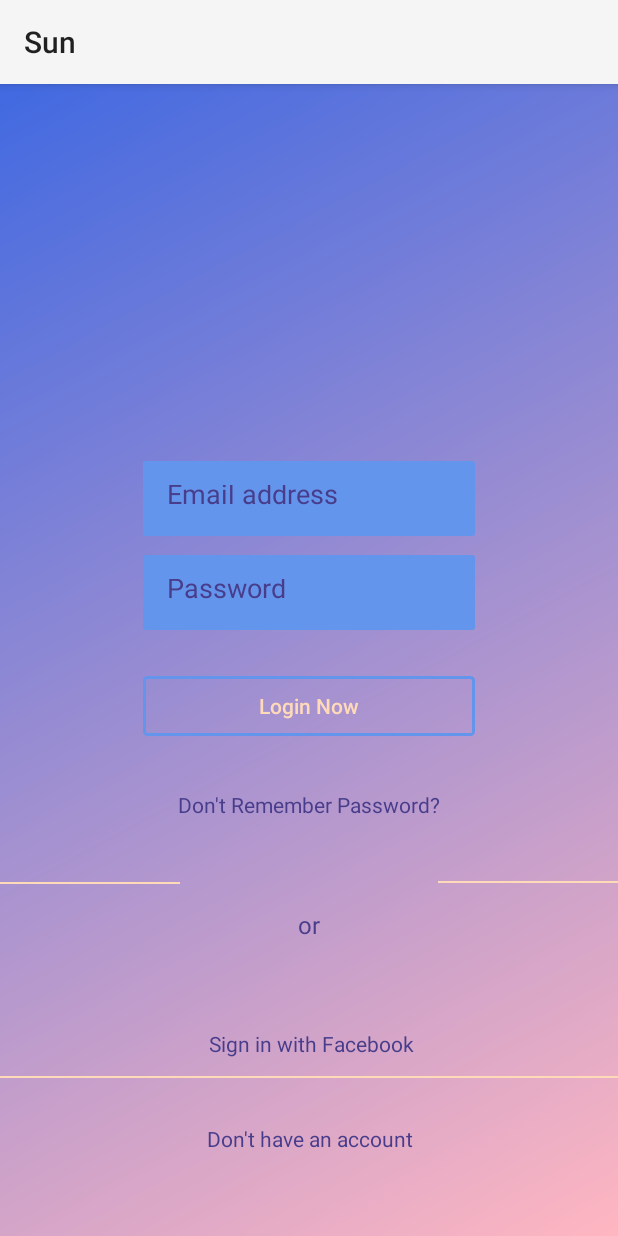
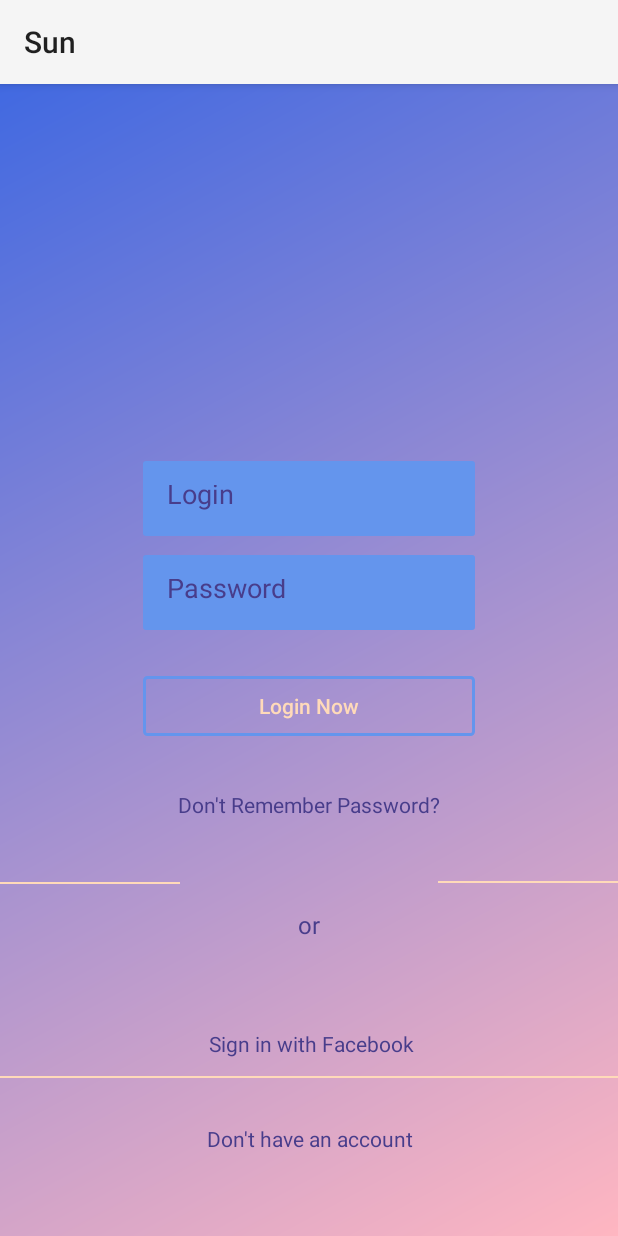
Before and after one commit to Gruzdeva/Android_studio, an Android app: the screen it shows after launch (MainActivity before the commit, ActivityAuthorization after it), on a phone screen of 412 x 824 dp. Run offline under Robolectric (Android 15) with nearby library versions, the phone set to English and light mode, and no system bars.

Commit message:
reg and auth worked

```diff
--- a/Kursach/app/src/main/java/com/example/app2/ForgotPasswordActivity.kt
+++ b/Kursach/app/src/main/java/com/example/app2/ActivityForgotPassword.kt
@@ -3,7 +3,7 @@ package com.example.app2
 import android.os.Bundle
 import androidx.appcompat.app.AppCompatActivity
 
-class ForgotPasswordActivity: AppCompatActivity() {
+class ActivityForgotPassword: AppCompatActivity() {
     override fun onCreate(savedInstanceState: Bundle?) {
         super.onCreate(savedInstanceState)
         setContentView(R.layout.activity_forgot_password)
--- a/Kursach/app/src/main/java/com/example/app2/SplashScreen.kt
+++ b/Kursach/app/src/main/java/com/example/app2/ActivitySplashScreen.kt
@@ -4,21 +4,30 @@ import android.content.Intent
 import android.os.Bundle
 import androidx.appcompat.app.AppCompatActivity
 
-class SplashScreen: AppCompatActivity() {
+class ActivitySplashScreen: AppCompatActivity() {
     private var flag: Boolean = false
 
     override fun onCreate(savedInstanceState: Bundle?) {
         super.onCreate(savedInstanceState)
         setContentView(R.layout.activity_splash)
+
+        val tableUsers = TableUsers(this)
     }
 
     override fun onResume() {
         super.onResume()
 
+        val tableUsers = TableUsers(this)
         if(!flag){
             Thread(Runnable {
                 Thread.sleep(2000)
-                startActivity(Intent(this, MainActivity::class.java))
+
+                //add later
+//                if(tableUsers.checkRemember()) {
+//                    tableUsers.loadRemember()
+//                    startActivity(Intent(this, Menu::class.java))
+//                } else
+                    startActivity(Intent(this, ActivityAuthorization::class.java))
                 finish()
             }).start()
         }
--- a/Kursach/app/src/main/java/com/example/app2/DBHelperUsers.kt
+++ b/Kursach/app/src/main/java/com/example/app2/DBHelperUsers.kt
@@ -3,12 +3,12 @@ package com.example.app2
 import android.content.Context
 import android.database.sqlite.SQLiteDatabase
 import android.database.sqlite.SQLiteOpenHelper
-import com.example.app2.FeedReaderContract.UserTable
+import com.example.app2.DBReader.UserTable
 
 class DBHelperUsers(context: Context): SQLiteOpenHelper(context, DB_NAME, null, DB_VERSION) {
     val context = context
     companion object{
-        val DB_NAME = "Sunshine.db"
+        val DB_NAME = "Test.db"
         val DB_VERSION = 1
     }
 
@@ -18,7 +18,8 @@ class DBHelperUsers(context: Context): SQLiteOpenHelper(context, DB_NAME, null,
                 "${UserTable.COLUMN_LOGIN} TEXT," +
                 "${UserTable.COLUMN_NAME} TEXT," +
                 "${UserTable.COLUMN_PASSWORD} TEXT," +
-                "${UserTable.COLUMN_POINTS});")
+                "${UserTable.COLUMN_POINTS} INTEGER," +
+                "${UserTable.COLUMN_REMEMBER} TEXT);")
 
     override fun onUpgrade(db: SQLiteDatabase?, oldVersion: Int, newVersion: Int) {
 
--- a/Kursach/app/src/main/java/com/example/app2/FeedReaderContract.kt
+++ b/Kursach/app/src/main/java/com/example/app2/DBReader.kt
@@ -2,7 +2,7 @@ package com.example.app2
 
 import android.provider.BaseColumns
 
-object FeedReaderContract {
+object DBReader {
     object UserTable: BaseColumns{
         const val TABLE_NAME = "Users"
         const val COLUMN_ID = "user_id"
@@ -10,5 +10,6 @@ object FeedReaderContract {
         const val COLUMN_NAME = "name"
         const val COLUMN_PASSWORD = "password"
         const val COLUMN_POINTS = "points"
+        const val COLUMN_REMEMBER = "remember"
     }
 }
--- a/Kursach/app/src/main/java/com/example/app2/MainActivity.kt
+++ /dev/null
@@ -1,33 +0,0 @@
-package com.example.app2
-
-import android.content.Intent
-import android.database.sqlite.SQLiteDatabase
-import androidx.appcompat.app.AppCompatActivity
-import android.os.Bundle
-import android.provider.BaseColumns
-import android.view.View
-import android.widget.EditText
-import com.example.app2.FeedReaderContract.UserTable
-
-class MainActivity : AppCompatActivity() {
-    val dbHelper = DBHelperUsers(this)
-    val db: SQLiteDatabase
-        get() = dbHelper.readableDatabase
-
-    override fun onCreate(savedInstanceState: Bundle?) {
-        super.onCreate(savedInstanceState)
-        setContentView(R.layout.activity_main)
-    }
-
-    fun registration(view: View) {
-        startActivity(Intent(this, RegistrationActivity::class.java))
-    }
-
-    fun forgot_password(view: View) {
-        startActivity(Intent(this, ForgotPasswordActivity::class.java))
-    }
-
-    fun go_to_app(view: View) {
-        startActivity(Intent(this, Menu::class.java))
-    }
-}
--- a/Kursach/app/src/main/java/com/example/app2/UserProfile.kt
+++ b/Kursach/app/src/main/java/com/example/app2/UserProfile.kt
@@ -1,28 +1,25 @@
 package com.example.app2
 
 class UserProfile {
-    var id: Int = 0
-    var login: String = ""
-    var name: String = ""
-    var password: String = ""
-    var points: Int = 0
+    var id = 0
+    var login = String()
+    var name = String()
+    var password = String()
+    var points = 0
 
+    companion object {
+        private  var instance: UserProfile = UserProfile()
 
-    companion object{
-        private var instance: UserProfile = UserProfile()
-
-        fun getInstance(): UserProfile {
-            if(instance == null){
-                instance = UserProfile()
+        fun getInstance(): UserProfile{
+            if (instance == null) { //если объект еще не создан
+                instance = UserProfile() //создать новый объект
             }
-            return instance
+            return instance// вернуть ранее созданный объект
         }
 
-        fun getNewObject(): UserProfile{
-            instance = UserProfile()
-            return instance
-        }
+        fun getNewObject(): UserProfile {
+                instance = UserProfile()
+                return instance
+            }
     }
-
-
 }
--- a/Kursach/app/src/main/res/layout/activity_main.xml
+++ b/Kursach/app/src/main/res/layout/activity_main.xml
@@ -5,25 +5,25 @@
     android:layout_width="match_parent"
     android:layout_height="match_parent"
     android:background="@drawable/bg_login"
-    tools:context=".MainActivity">
+    tools:context=".ActivityAuthorization">
 
     <EditText
-        android:id="@+id/password"
+        android:id="@+id/login_auth"
         android:layout_width="221dp"
         android:layout_height="50dp"
         android:background="@drawable/et_bg"
-        android:hint="Email address"
+        android:hint="Login"
         android:inputType="textPassword"
         android:padding="16dp"
         android:textColorHint="@color/login_from_details"
-        app:layout_constraintBottom_toTopOf="@+id/username"
+        app:layout_constraintBottom_toTopOf="@+id/password_auth"
         app:layout_constraintEnd_toEndOf="parent"
         app:layout_constraintStart_toStartOf="parent"
         app:layout_constraintTop_toTopOf="parent"
         app:layout_constraintVertical_bias="0.952" />
 
     <EditText
-        android:id="@+id/username"
+        android:id="@+id/password_auth"
         android:layout_width="221dp"
         android:layout_height="50dp"
         android:layout_marginBottom="404dp"
@@ -42,14 +42,14 @@
         android:layout_height="40dp"
         android:background="@drawable/btn_bg"
         android:text="Login Now"
-        android:onClick="go_to_app"
+        android:onClick="login_now"
         android:textAllCaps="false"
         android:textColor="@color/login_form_details_medium"
         android:textColorHint="@color/login_from_details"
         app:layout_constraintBottom_toBottomOf="parent"
         app:layout_constraintEnd_toEndOf="parent"
         app:layout_constraintStart_toStartOf="parent"
-        app:layout_constraintTop_toBottomOf="@+id/username"
+        app:layout_constraintTop_toBottomOf="@+id/password_auth"
         app:layout_constraintVertical_bias="0.084" />
 
     <TextView
@@ -79,7 +79,7 @@
         app:layout_constraintVertical_bias="0.62" />
 
     <TextView
-        android:id="@+id/textView"
+        android:id="@+id/registration"
         android:onClick="registration"
         android:layout_width="wrap_content"
         android:layout_height="wrap_content"
@@ -93,7 +93,7 @@
         app:layout_constraintVertical_bias="0.36" />
 
     <TextView
-        android:id="@+id/textView2"
+        android:id="@+id/facebook"
         android:layout_width="wrap_content"
         android:layout_height="wrap_content"
         android:text="Sign in with Facebook"
@@ -125,7 +125,7 @@
         android:textColor="@color/login_from_details"
         android:textSize="16sp"
 
-        app:layout_constraintBottom_toTopOf="@+id/textView2"
+        app:layout_constraintBottom_toTopOf="@+id/facebook"
         app:layout_constraintEnd_toStartOf="@+id/Line1"
         app:layout_constraintStart_toEndOf="@+id/Line2"
         app:layout_constraintTop_toBottomOf="@+id/forgot_password" />
```
Also changed, not shown: Kursach/app/src/main/AndroidManifest.xml (+4 -4 lines), Kursach/app/src/main/java/com/example/app2/ActivityAuthorization.kt (added, +51 -0 lines), Kursach/app/src/main/java/com/example/app2/ActivityRegistration.kt (added, +56 -0 lines), Kursach/app/src/main/java/com/example/app2/RegistrationActivity.kt (deleted, +0 -22 lines), Kursach/app/src/main/java/com/example/app2/TableUsers.kt (+79 -25 lines).
